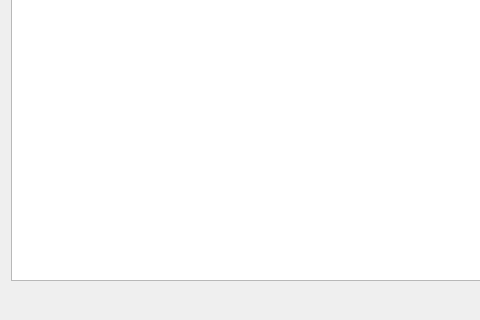
Old version of the form src/gdxviewer/exportdialog.ui in the repository GAMS-dev/studio; both pictures show x 0 to 480 and y 307 to 627 of the 785 by 627 pixel window.
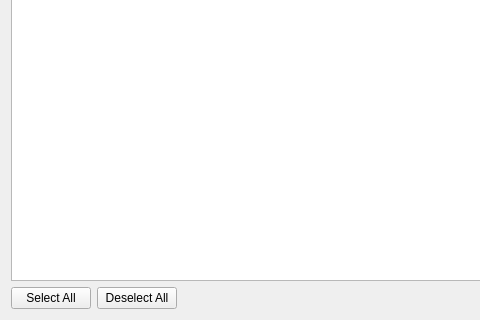
New version of the form.

Commit message: Add 'Select All' and 'Deselect All' button to export dialog

Patch:
```diff
--- a/src/gdxviewer/exportdialog.ui
+++ b/src/gdxviewer/exportdialog.ui
@@ -109,6 +109,20 @@
      <property name="spacing">
       <number>6</number>
      </property>
+     <item>
+      <widget class="QPushButton" name="pbSelectAll">
+       <property name="text">
+        <string>Select All</string>
+       </property>
+      </widget>
+     </item>
+     <item>
+      <widget class="QPushButton" name="pbDeselectAll">
+       <property name="text">
+        <string>Deselect All</string>
+       </property>
+      </widget>
+     </item>
      <item>
       <spacer name="horizontalSpacer">
        <property name="orientation">
```
The commit also changes 4 other files.
